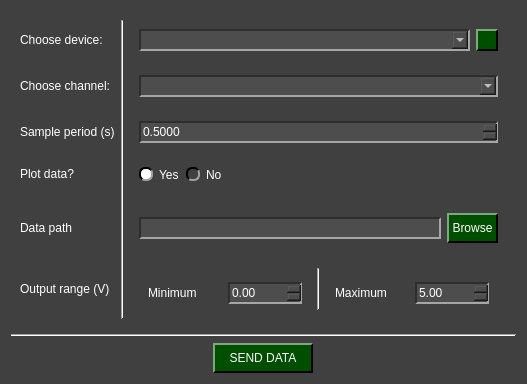
First picture: the form in pydaq/uis/PyDAQ_send_data_NIDAQ_widget.ui, repository CayoRw/pydaq, before the edit.
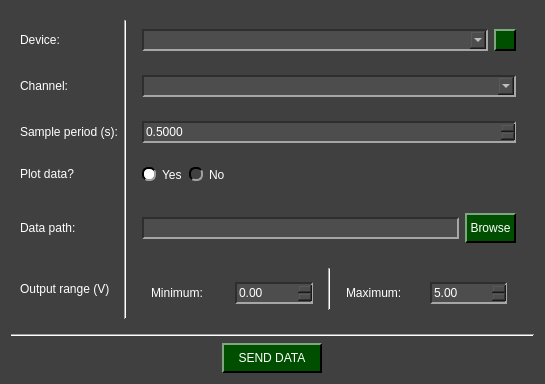
Second picture: the form after the edit. Icons and pictures are not drawn.

Diff of the .ui file:
```diff
--- a/pydaq/uis/PyDAQ_send_data_NIDAQ_widget.ui
+++ b/pydaq/uis/PyDAQ_send_data_NIDAQ_widget.ui
@@ -6,8 +6,8 @@
    <rect>
     <x>0</x>
     <y>0</y>
-    <width>527</width>
-    <height>379</height>
+    <width>545</width>
+    <height>378</height>
    </rect>
   </property>
   <property name="windowTitle">
@@ -252,7 +252,7 @@
          </size>
         </property>
         <property name="text">
-         <string>Choose channel:</string>
+         <string>Channel:</string>
         </property>
        </widget>
       </item>
@@ -375,7 +375,7 @@
          </size>
         </property>
         <property name="text">
-         <string>Choose device:</string>
+         <string>Device:</string>
         </property>
        </widget>
       </item>
@@ -394,7 +394,7 @@
          </size>
         </property>
         <property name="text">
-         <string>Data path</string>
+         <string>Data path:</string>
         </property>
        </widget>
       </item>
@@ -450,7 +450,7 @@
          </size>
         </property>
         <property name="text">
-         <string>Sample period (s)</string>
+         <string>Sample period (s):</string>
         </property>
        </widget>
       </item>
@@ -532,7 +532,7 @@
             <item row="0" column="0">
              <widget class="QLabel" name="label_5">
               <property name="text">
-               <string>Minimum</string>
+               <string>Minimum:</string>
               </property>
              </widget>
             </item>
@@ -579,7 +579,7 @@
             <item row="0" column="0">
              <widget class="QLabel" name="label_7">
               <property name="text">
-               <string>Maximum</string>
+               <string>Maximum:</string>
               </property>
              </widget>
             </item>
```
Left out of the diff: 24 changed lines with no effect on the pictures.
